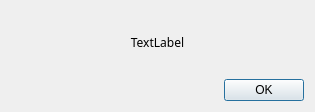
Above: Napoleao/Interface/fim_rodada.ui from gianricardo/prog3 before the change. Below: the same form after it.
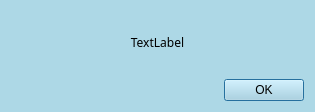
That is the form after the change.

Patch:
```diff
--- a/Napoleao/Interface/fim_rodada.ui
+++ b/Napoleao/Interface/fim_rodada.ui
@@ -16,6 +16,9 @@
   <property name="autoFillBackground">
    <bool>false</bool>
   </property>
+  <property name="styleSheet">
+   <string notr="true">background-color:lightblue</string>
+  </property>
   <layout class="QVBoxLayout" name="verticalLayout">
    <item>
     <widget class="QLabel" name="l_fim_rodada">
```
